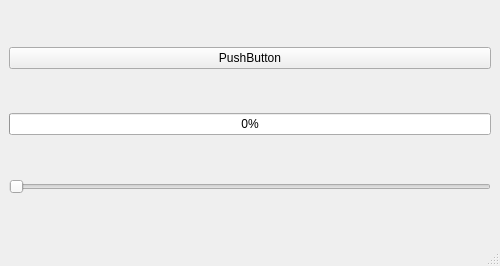
Before: the Qt Designer form Calculator/mainwindow.ui in OskarDubas-dev/Qt-Learning-and-Projects, drawn with Qt 5.
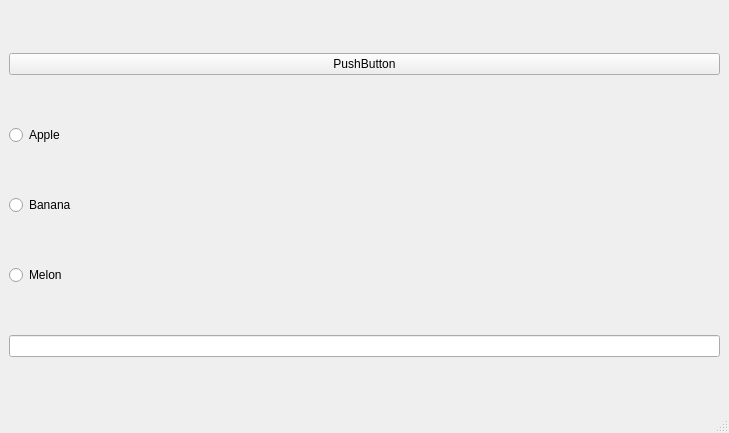
After: the same form once the commit is applied.

Commit message: radio button

Diff of the .ui file:
```diff
--- a/Calculator/mainwindow.ui
+++ b/Calculator/mainwindow.ui
@@ -6,8 +6,8 @@
    <rect>
     <x>0</x>
     <y>0</y>
-    <width>500</width>
-    <height>266</height>
+    <width>729</width>
+    <height>433</height>
    </rect>
   </property>
   <property name="windowTitle">
@@ -28,19 +28,29 @@
        </widget>
       </item>
       <item>
-       <widget class="QProgressBar" name="progressBar">
-        <property name="value">
-         <number>0</number>
+       <widget class="QRadioButton" name="radioButton_2">
+        <property name="text">
+         <string>Apple</string>
         </property>
        </widget>
       </item>
       <item>
-       <widget class="QSlider" name="horizontalSlider">
-        <property name="orientation">
-         <enum>Qt::Horizontal</enum>
+       <widget class="QRadioButton" name="radioButton_3">
+        <property name="text">
+         <string>Banana</string>
         </property>
        </widget>
       </item>
+      <item>
+       <widget class="QRadioButton" name="radioButton">
+        <property name="text">
+         <string>Melon</string>
+        </property>
+       </widget>
+      </item>
+      <item>
+       <widget class="QLineEdit" name="lineEdit"/>
+      </item>
      </layout>
     </item>
    </layout>
```
Left out of the diff: 24 changed lines with no effect on the pictures. The commit also changes 7 other files.
